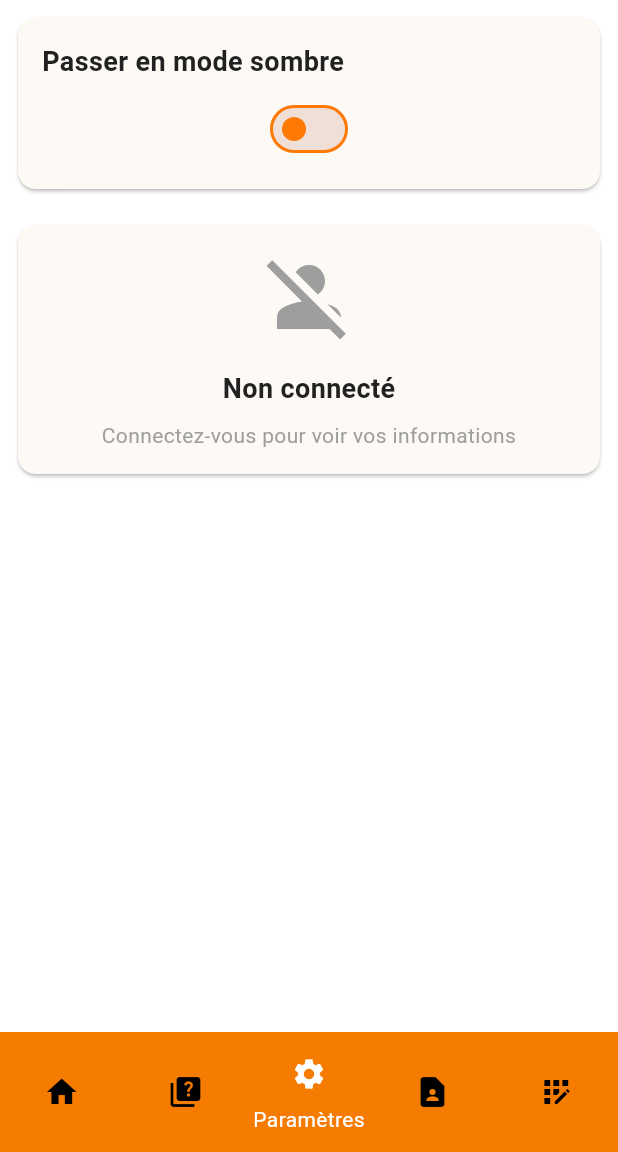
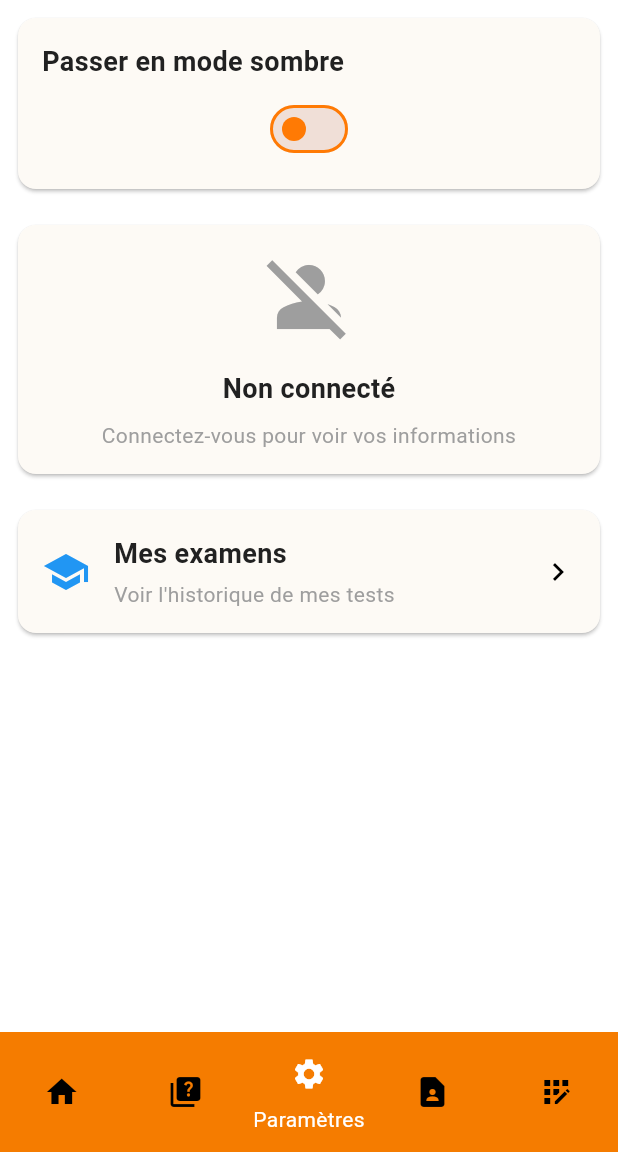
Before and after one commit to slouowzee/CDS49-mobile, a Flutter app: the screen it shows after launch, item 3 of the bottom bar chosen, on a phone screen of 412 x 824 dp, the part 84-1236 px from its top. Run offline on Flutter 3.47's test engine with Material 3 defaults, Android fonts, the phone set to English and light mode, and no system bars; our stand-ins replace flutter_map, latlong2, shared_preferences; accounts and stored records are empty; Roboto replaces fonts that are missing (Segoe UI).

Commit message:
ajout de l'écran mes examens

```diff
--- a/lib/screens/screen_param/param_app.dart
+++ b/lib/screens/screen_param/param_app.dart
@@ -2,6 +2,7 @@ import 'package:flutter/material.dart';
 import 'package:mobil_cds49/models/usr.dart';
 import 'package:mobil_cds49/services/api/gestionUsr/usr_api.dart';
 import 'package:mobil_cds49/services/theme/gestion_theme.dart';
+import 'package:mobil_cds49/screens/screen_examens/mes_examens.dart';
 
 
 // Ecran de paramètres de l'application
@@ -133,10 +134,58 @@ class _ParamAppState extends State<ParamApp> {
                               ),
                   ),
                 ),
+                Card(
+                  margin: EdgeInsets.all(12),
+                  child: InkWell(
+                    onTap: () {
+                      Navigator.push(
+                        context,
+                        MaterialPageRoute(
+                          builder: (context) => const MesExamens(),
+                        ),
+                      );
+                    },
+                    child: Padding(
+                      padding: EdgeInsets.all(16),
+                      child: Row(
+                        children: [
+                          Icon(
+                            Icons.school,
+                            size: 32,
+                            color: Colors.blue,
+                          ),
+                          SizedBox(width: 16),
+                          Expanded(
+                            child: Column(
+                              crossAxisAlignment: CrossAxisAlignment.start,
+                              children: [
+                                Text(
+                                  'Mes examens',
+                                  style: TextStyle(
+                                    fontSize: 18,
+                                    fontWeight: FontWeight.bold,
+                                  ),
+                                ),
+                                SizedBox(height: 4),
+                                Text(
+                                  'Voir l\'historique de mes tests',
+                                  style: TextStyle(
+                                    fontSize: 14,
+                                    color: Colors.grey,
+                                  ),
+                                ),
+                              ],
+                            ),
+                          ),
+                          Icon(Icons.chevron_right),
+                        ],
+                      ),
+                    ),
+                  ),
+                ),
               ],
             ),
           ),
-
         ],
       ),
     );
```
Also changed, not shown: lib/screens/screen_examens/mes_examens.dart (added, +48 -0 lines).
